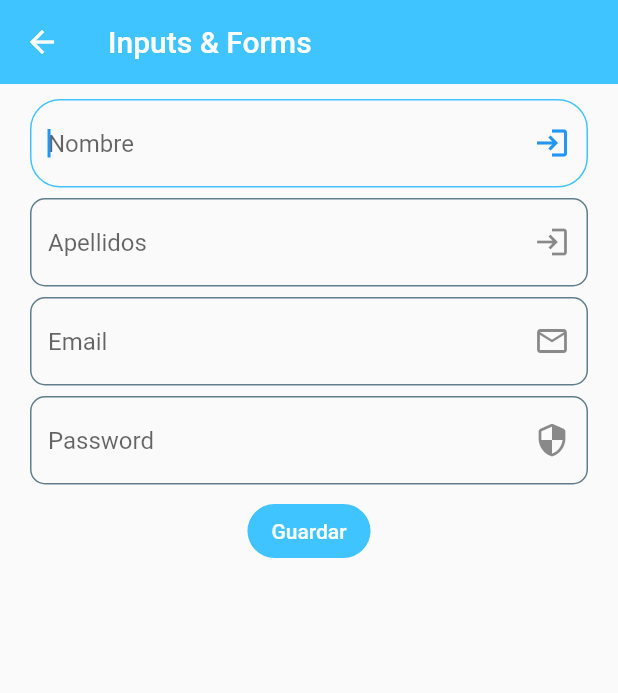
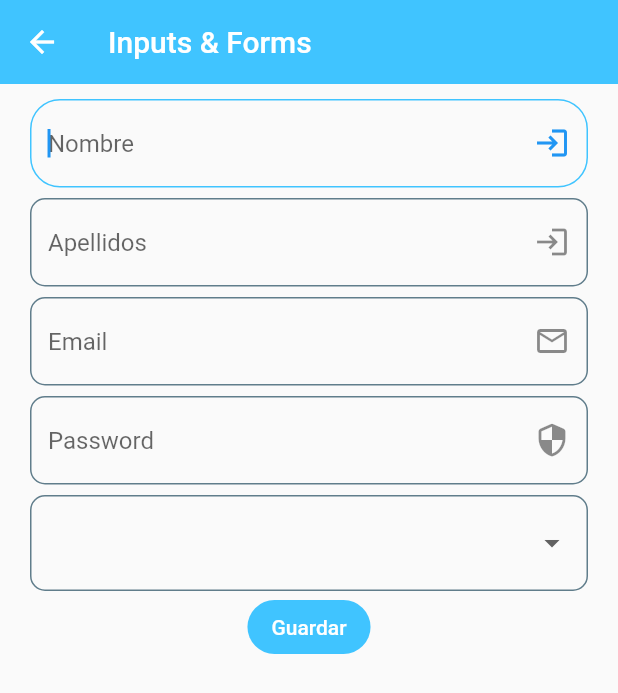
Before and after one commit to diegostreetbob/Flutter-Components, a Flutter app: the InputsScreen screen opened by its route, on a phone screen of 412 x 824 dp. Shown: the top 693 px of the screen. Run offline on Flutter 3.47's test engine with Material 2 defaults, Android fonts, the phone set to English and light mode, and no system bars.

Commit message:
Corregido pequeño error

```diff
--- a/lib/screens/inputs_screen.dart
+++ b/lib/screens/inputs_screen.dart
@@ -17,7 +17,7 @@ class  InputsScreen extends StatelessWidget {
         "apellidos":"Lopez",
         "email":"mail@mail.com",
         "password":"123",
-        "roles":"Admin"
+        "role":"Admin"
       };
       //
       return Scaffold(
@@ -41,6 +41,34 @@ class  InputsScreen extends StatelessWidget {
                   const SizedBox(height: 7),
                   CustomInputField(hintText: "Password",suffixIcon: Icons.security_rounded,keyboardType: TextInputType.visiblePassword,obscureText: true,formProperty:"password" ,formValues: formValues),
                   const SizedBox(height: 7),
+                  DropdownButtonFormField(
+                      items: const [
+                        DropdownMenuItem(
+                            value:"Basic",
+                            child: Text("Basic")
+                        ),
+                        DropdownMenuItem(
+                            value:"Admin",
+                            child: Text("Admin")
+                        ),
+                        DropdownMenuItem(
+                            value:"Super Admin",
+                            child: Text("Super Admin")
+                        )
+                      ],
+                      onChanged: (value){
+                        //si value!=null guardamos el role si no asignamos el rol basico
+                        value!=null?formValues["role"]=value.toString():"basic";
+                      }/*,
+                    decoration:InputDecoration(
+                        focusedBorder: OutlineInputBorder(
+                            borderSide: BorderSide(color: Colors.red),
+                            borderRadius: BorderRadius.all(Radius.circular(20))
+                        ),
+                      isDense: true,
+                    ) */
+                  ),
+                  ///
                   ElevatedButton(
                       child: const Text("Guardar"),
                       onPressed: (){
--- a/lib/theme/app_theme.dart
+++ b/lib/theme/app_theme.dart
@@ -53,9 +53,7 @@ class AppTheme {
           borderSide: BorderSide(color: Colors.blueGrey),
           borderRadius: BorderRadius.all(Radius.circular(10))
         )
-
       )
-
   );
   //Thema dark personalizado
   static final ThemeData darkTheme = ThemeData.dark().copyWith(
--- a/lib/widgets/custom_imput_field.dart
+++ b/lib/widgets/custom_imput_field.dart
@@ -1,5 +1,3 @@
-import 'dart:ffi';
-
 import 'package:flutter/material.dart';
 ////////////////////////////////////////////////////////////////////////////////////////////////////
 
```
